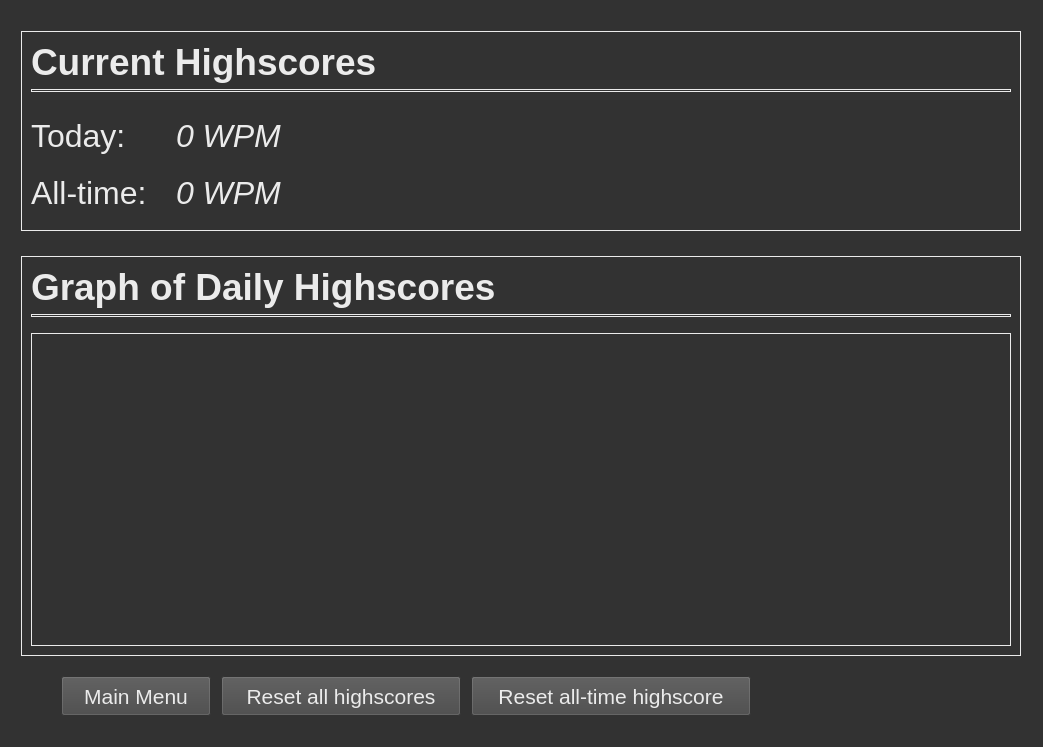
First picture: the form in speed-typer/source_ui/statsWindow.ui, repository Rolv-Apneseth/ps-typer, before the edit.
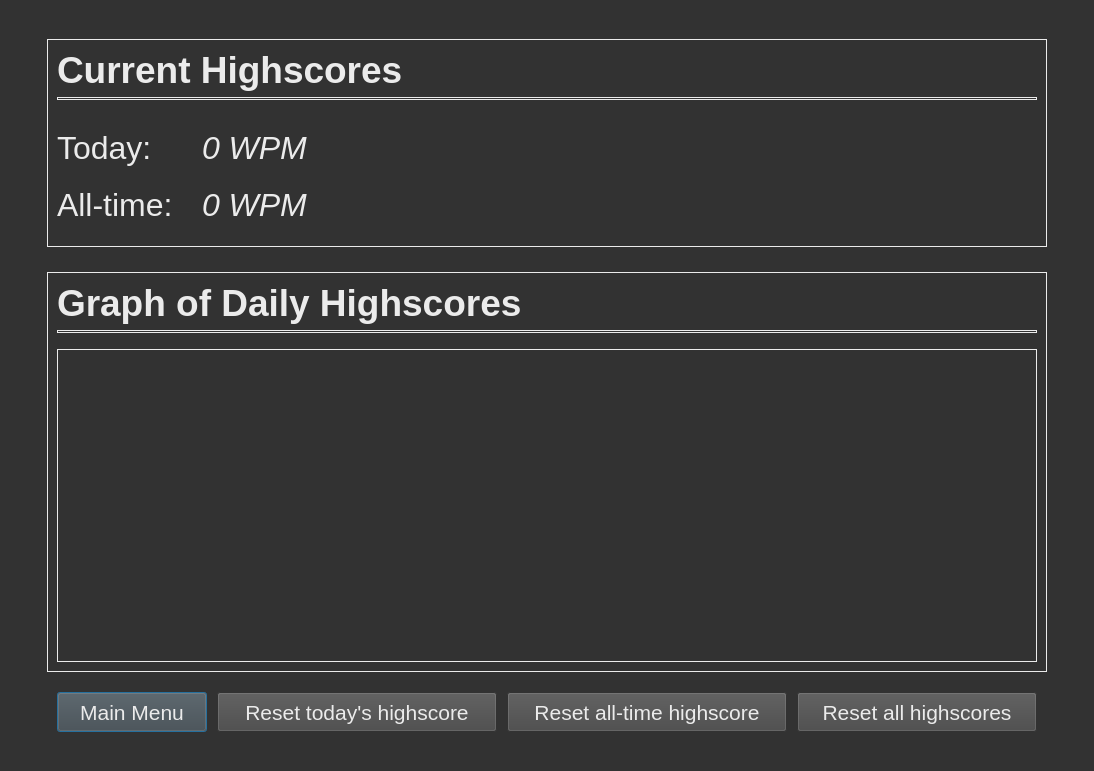
Second picture: the form after the edit.

Commit message: Added a buton to reset the daily highscore and set the main menu button to the default

The edit to the form file:
```diff
--- a/speed-typer/source_ui/statsWindow.ui
+++ b/speed-typer/source_ui/statsWindow.ui
@@ -6,8 +6,8 @@
    <rect>
     <x>0</x>
     <y>0</y>
-    <width>1043</width>
-    <height>747</height>
+    <width>1094</width>
+    <height>771</height>
    </rect>
   </property>
   <property name="windowTitle">
@@ -360,7 +360,7 @@
           <enum>Qt::Horizontal</enum>
          </property>
          <property name="sizeType">
-          <enum>QSizePolicy::Preferred</enum>
+          <enum>QSizePolicy::Expanding</enum>
          </property>
          <property name="sizeHint" stdset="0">
           <size>
@@ -387,6 +387,47 @@
          <property name="text">
           <string>Main Menu</string>
          </property>
+         <property name="default">
+          <bool>true</bool>
+         </property>
+        </widget>
+       </item>
+       <item>
+        <widget class="QPushButton" name="buttonResetDaily">
+         <property name="sizePolicy">
+          <sizepolicy hsizetype="Preferred" vsizetype="Maximum">
+           <horstretch>0</horstretch>
+           <verstretch>0</verstretch>
+          </sizepolicy>
+         </property>
+         <property name="minimumSize">
+          <size>
+           <width>280</width>
+           <height>40</height>
+          </size>
+         </property>
+         <property name="text">
+          <string>Reset today's highscore</string>
+         </property>
+        </widget>
+       </item>
+       <item>
+        <widget class="QPushButton" name="buttonResetAllTime">
+         <property name="sizePolicy">
+          <sizepolicy hsizetype="Preferred" vsizetype="Maximum">
+           <horstretch>0</horstretch>
+           <verstretch>0</verstretch>
+          </sizepolicy>
+         </property>
+         <property name="minimumSize">
+          <size>
+           <width>280</width>
+           <height>40</height>
+          </size>
+         </property>
+         <property name="text">
+          <string>Reset all-time highscore</string>
+         </property>
         </widget>
        </item>
        <item>
@@ -408,25 +449,6 @@
          </property>
         </widget>
        </item>
-       <item>
-        <widget class="QPushButton" name="buttonResetAllTime">
-         <property name="sizePolicy">
-          <sizepolicy hsizetype="Preferred" vsizetype="Maximum">
-           <horstretch>0</horstretch>
-           <verstretch>0</verstretch>
-          </sizepolicy>
-         </property>
-         <property name="minimumSize">
-          <size>
-           <width>280</width>
-           <height>40</height>
-          </size>
-         </property>
-         <property name="text">
-          <string>Reset all-time highscore</string>
-         </property>
-        </widget>
-       </item>
        <item>
         <spacer name="horizontalSpacer_4">
          <property name="orientation">
```
The commit also changes 1 other file.
